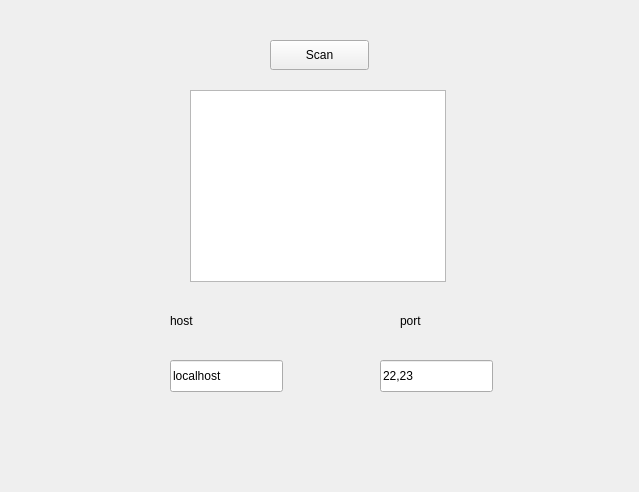
First picture: the form in scanner.ui, repository Lamazone/QScanner, before the edit.
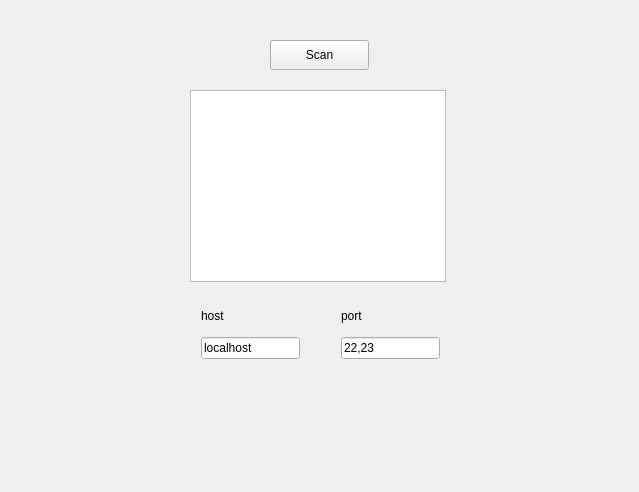
Second picture: the form after the edit.

Commit message: color text, text placement

Patch:
```diff
--- a/scanner.ui
+++ b/scanner.ui
@@ -26,58 +26,6 @@
     <string>Scan</string>
    </property>
   </widget>
-  <widget class="QLineEdit" name="hostName">
-   <property name="geometry">
-    <rect>
-     <x>170</x>
-     <y>360</y>
-     <width>113</width>
-     <height>32</height>
-    </rect>
-   </property>
-   <property name="text">
-    <string>localhost</string>
-   </property>
-  </widget>
-  <widget class="QLineEdit" name="ports">
-   <property name="geometry">
-    <rect>
-     <x>380</x>
-     <y>360</y>
-     <width>113</width>
-     <height>32</height>
-    </rect>
-   </property>
-   <property name="text">
-    <string>22,23</string>
-   </property>
-  </widget>
-  <widget class="QLabel" name="label">
-   <property name="geometry">
-    <rect>
-     <x>170</x>
-     <y>310</y>
-     <width>68</width>
-     <height>22</height>
-    </rect>
-   </property>
-   <property name="text">
-    <string>host</string>
-   </property>
-  </widget>
-  <widget class="QLabel" name="label_2">
-   <property name="geometry">
-    <rect>
-     <x>400</x>
-     <y>310</y>
-     <width>68</width>
-     <height>22</height>
-    </rect>
-   </property>
-   <property name="text">
-    <string>port</string>
-   </property>
-  </widget>
   <widget class="QTextBrowser" name="resultText">
    <property name="geometry">
     <rect>
@@ -88,6 +36,58 @@
     </rect>
    </property>
   </widget>
+  <widget class="QWidget" name="verticalLayoutWidget_2">
+   <property name="geometry">
+    <rect>
+     <x>190</x>
+     <y>290</y>
+     <width>121</width>
+     <height>80</height>
+    </rect>
+   </property>
+   <layout class="QVBoxLayout" name="verticalLayout_4">
+    <item>
+     <widget class="QLabel" name="label">
+      <property name="text">
+       <string>host</string>
+      </property>
+     </widget>
+    </item>
+    <item>
+     <widget class="QLineEdit" name="hostName">
+      <property name="text">
+       <string>localhost</string>
+      </property>
+     </widget>
+    </item>
+   </layout>
+  </widget>
+  <widget class="QWidget" name="verticalLayoutWidget">
+   <property name="geometry">
+    <rect>
+     <x>330</x>
+     <y>290</y>
+     <width>121</width>
+     <height>80</height>
+    </rect>
+   </property>
+   <layout class="QVBoxLayout" name="verticalLayout">
+    <item>
+     <widget class="QLabel" name="label_2">
+      <property name="text">
+       <string>port</string>
+      </property>
+     </widget>
+    </item>
+    <item>
+     <widget class="QLineEdit" name="ports">
+      <property name="text">
+       <string>22,23</string>
+      </property>
+     </widget>
+    </item>
+   </layout>
+  </widget>
  </widget>
  <layoutdefault spacing="6" margin="11"/>
  <resources/>
```
The commit also changes 1 other file.
